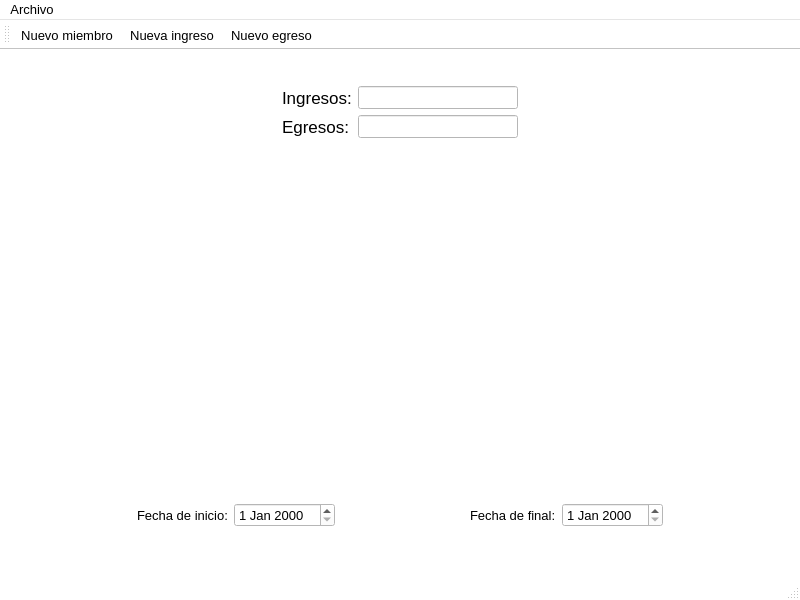
This is pagprincipal.ui in JuanFraDev/ProyectoFinal_POO as Qt 5 draws it before an edit. The edited form follows.
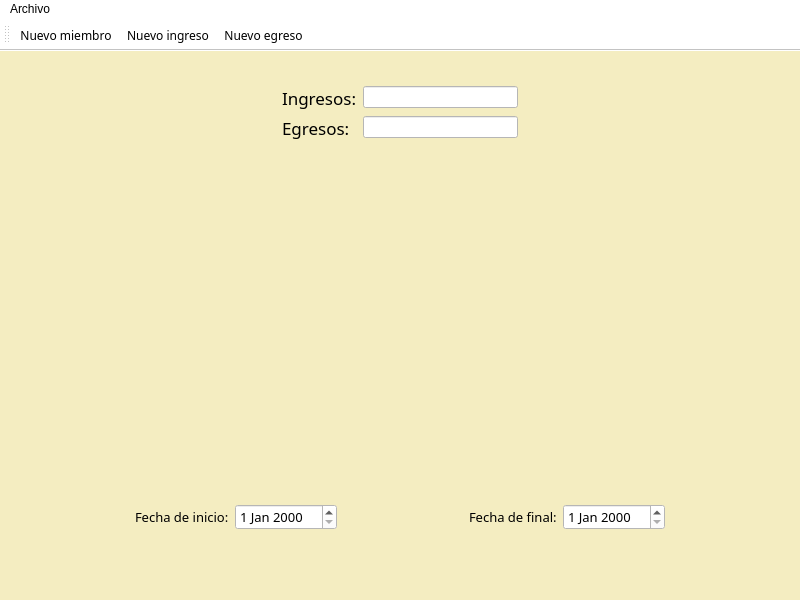
This is the edited form.

The edit to the form file:
```diff
--- a/pagprincipal.ui
+++ b/pagprincipal.ui
@@ -13,439 +13,88 @@
   <property name="palette">
    <palette>
     <active>
-     <colorrole role="WindowText">
-      <brush brushstyle="SolidPattern">
-       <color alpha="255">
-        <red>0</red>
-        <green>0</green>
-        <blue>0</blue>
-       </color>
-      </brush>
-     </colorrole>
      <colorrole role="Button">
       <brush brushstyle="SolidPattern">
        <color alpha="255">
-        <red>255</red>
-        <green>255</green>
-        <blue>255</blue>
-       </color>
-      </brush>
-     </colorrole>
-     <colorrole role="Light">
-      <brush brushstyle="SolidPattern">
-       <color alpha="255">
-        <red>255</red>
-        <green>255</green>
-        <blue>255</blue>
-       </color>
-      </brush>
-     </colorrole>
-     <colorrole role="Midlight">
-      <brush brushstyle="SolidPattern">
-       <color alpha="255">
-        <red>255</red>
-        <green>255</green>
-        <blue>255</blue>
-       </color>
-      </brush>
-     </colorrole>
-     <colorrole role="Dark">
-      <brush brushstyle="SolidPattern">
-       <color alpha="255">
-        <red>127</red>
-        <green>127</green>
-        <blue>127</blue>
-       </color>
-      </brush>
-     </colorrole>
-     <colorrole role="Mid">
-      <brush brushstyle="SolidPattern">
-       <color alpha="255">
-        <red>170</red>
-        <green>170</green>
-        <blue>170</blue>
-       </color>
-      </brush>
-     </colorrole>
-     <colorrole role="Text">
-      <brush brushstyle="SolidPattern">
-       <color alpha="255">
-        <red>0</red>
-        <green>0</green>
-        <blue>0</blue>
-       </color>
-      </brush>
-     </colorrole>
-     <colorrole role="BrightText">
-      <brush brushstyle="SolidPattern">
-       <color alpha="255">
-        <red>255</red>
-        <green>255</green>
-        <blue>255</blue>
-       </color>
-      </brush>
-     </colorrole>
-     <colorrole role="ButtonText">
-      <brush brushstyle="SolidPattern">
-       <color alpha="255">
-        <red>0</red>
-        <green>0</green>
-        <blue>0</blue>
+        <red>244</red>
+        <green>237</green>
+        <blue>193</blue>
        </color>
       </brush>
      </colorrole>
      <colorrole role="Base">
       <brush brushstyle="SolidPattern">
        <color alpha="255">
-        <red>255</red>
-        <green>255</green>
-        <blue>255</blue>
+        <red>244</red>
+        <green>237</green>
+        <blue>193</blue>
        </color>
       </brush>
      </colorrole>
      <colorrole role="Window">
       <brush brushstyle="SolidPattern">
        <color alpha="255">
-        <red>255</red>
-        <green>255</green>
-        <blue>255</blue>
-       </color>
-      </brush>
-     </colorrole>
-     <colorrole role="Shadow">
-      <brush brushstyle="SolidPattern">
-       <color alpha="255">
-        <red>0</red>
-        <green>0</green>
-        <blue>0</blue>
-       </color>
-      </brush>
-     </colorrole>
-     <colorrole role="AlternateBase">
-      <brush brushstyle="SolidPattern">
-       <color alpha="255">
-        <red>255</red>
-        <green>255</green>
-        <blue>255</blue>
-       </color>
-      </brush>
-     </colorrole>
-     <colorrole role="ToolTipBase">
-      <brush brushstyle="SolidPattern">
-       <color alpha="255">
-        <red>255</red>
-        <green>255</green>
-        <blue>220</blue>
-       </color>
-      </brush>
-     </colorrole>
-     <colorrole role="ToolTipText">
-      <brush brushstyle="SolidPattern">
-       <color alpha="255">
-        <red>0</red>
-        <green>0</green>
-        <blue>0</blue>
-       </color>
-      </brush>
-     </colorrole>
-     <colorrole role="PlaceholderText">
-      <brush brushstyle="SolidPattern">
-       <color alpha="128">
-        <red>0</red>
-        <green>0</green>
-        <blue>0</blue>
+        <red>244</red>
+        <green>237</green>
+        <blue>193</blue>
        </color>
       </brush>
      </colorrole>
     </active>
     <inactive>
-     <colorrole role="WindowText">
-      <brush brushstyle="SolidPattern">
-       <color alpha="255">
-        <red>0</red>
-        <green>0</green>
-        <blue>0</blue>
-       </color>
-      </brush>
-     </colorrole>
      <colorrole role="Button">
       <brush brushstyle="SolidPattern">
        <color alpha="255">
-        <red>255</red>
-        <green>255</green>
-        <blue>255</blue>
-       </color>
-      </brush>
-     </colorrole>
-     <colorrole role="Light">
-      <brush brushstyle="SolidPattern">
-       <color alpha="255">
-        <red>255</red>
-        <green>255</green>
-        <blue>255</blue>
-       </color>
-      </brush>
-     </colorrole>
-     <colorrole role="Midlight">
-      <brush brushstyle="SolidPattern">
-       <color alpha="255">
-        <red>255</red>
-        <green>255</green>
-        <blue>255</blue>
-       </color>
-      </brush>
-     </colorrole>
-     <colorrole role="Dark">
-      <brush brushstyle="SolidPattern">
-       <color alpha="255">
-        <red>127</red>
-        <green>127</green>
-        <blue>127</blue>
-       </color>
-      </brush>
-     </colorrole>
-     <colorrole role="Mid">
-      <brush brushstyle="SolidPattern">
-       <color alpha="255">
-        <red>170</red>
-        <green>170</green>
-        <blue>170</blue>
-       </color>
-      </brush>
-     </colorrole>
-     <colorrole role="Text">
-      <brush brushstyle="SolidPattern">
-       <color alpha="255">
-        <red>0</red>
-        <green>0</green>
-        <blue>0</blue>
-       </color>
-      </brush>
-     </colorrole>
-     <colorrole role="BrightText">
-      <brush brushstyle="SolidPattern">
-       <color alpha="255">
-        <red>255</red>
-        <green>255</green>
-        <blue>255</blue>
-       </color>
-      </brush>
-     </colorrole>
-     <colorrole role="ButtonText">
-      <brush brushstyle="SolidPattern">
-       <color alpha="255">
-        <red>0</red>
-        <green>0</green>
-        <blue>0</blue>
+        <red>244</red>
+        <green>237</green>
+        <blue>193</blue>
        </color>
       </brush>
      </colorrole>
      <colorrole role="Base">
       <brush brushstyle="SolidPattern">
        <color alpha="255">
-        <red>255</red>
-        <green>255</green>
-        <blue>255</blue>
+        <red>244</red>
+        <green>237</green>
+        <blue>193</blue>
        </color>
       </brush>
      </colorrole>
      <colorrole role="Window">
       <brush brushstyle="SolidPattern">
        <color alpha="255">
-        <red>255</red>
-        <green>255</green>
-        <blue>255</blue>
-       </color>
-      </brush>
-     </colorrole>
-     <colorrole role="Shadow">
-      <brush brushstyle="SolidPattern">
-       <color alpha="255">
-        <red>0</red>
-        <green>0</green>
-        <blue>0</blue>
-       </color>
-      </brush>
-     </colorrole>
-     <colorrole role="AlternateBase">
-      <brush brushstyle="SolidPattern">
-       <color alpha="255">
-        <red>255</red>
-        <green>255</green>
-        <blue>255</blue>
-       </color>
-      </brush>
-     </colorrole>
-     <colorrole role="ToolTipBase">
-      <brush brushstyle="SolidPattern">
-       <color alpha="255">
-        <red>255</red>
-        <green>255</green>
-        <blue>220</blue>
-       </color>
-      </brush>
-     </colorrole>
-     <colorrole role="ToolTipText">
-      <brush brushstyle="SolidPattern">
-       <color alpha="255">
-        <red>0</red>
-        <green>0</green>
-        <blue>0</blue>
-       </color>
-      </brush>
-     </colorrole>
-     <colorrole role="PlaceholderText">
-      <brush brushstyle="SolidPattern">
-       <color alpha="128">
-        <red>0</red>
-        <green>0</green>
-        <blue>0</blue>
+        <red>244</red>
+        <green>237</green>
+        <blue>193</blue>
        </color>
       </brush>
      </colorrole>
     </inactive>
     <disabled>
-     <colorrole role="WindowText">
-      <brush brushstyle="SolidPattern">
-       <color alpha="255">
-        <red>127</red>
-        <green>127</green>
-        <blue>127</blue>
-       </color>
-      </brush>
-     </colorrole>
      <colorrole role="Button">
       <brush brushstyle="SolidPattern">
        <color alpha="255">
-        <red>255</red>
-        <green>255</green>
-        <blue>255</blue>
-       </color>
-      </brush>
-     </colorrole>
-     <colorrole role="Light">
-      <brush brushstyle="SolidPattern">
-       <color alpha="255">
-        <red>255</red>
-        <green>255</green>
-        <blue>255</blue>
-       </color>
-      </brush>
-     </colorrole>
-     <colorrole role="Midlight">
-      <brush brushstyle="SolidPattern">
-       <color alpha="255">
-        <red>255</red>
-        <green>255</green>
-        <blue>255</blue>
-       </color>
-      </brush>
-     </colorrole>
-     <colorrole role="Dark">
-      <brush brushstyle="SolidPattern">
-       <color alpha="255">
-        <red>127</red>
-        <green>127</green>
-        <blue>127</blue>
-       </color>
-      </brush>
-     </colorrole>
-     <colorrole role="Mid">
-      <brush brushstyle="SolidPattern">
-       <color alpha="255">
-        <red>170</red>
-        <green>170</green>
-        <blue>170</blue>
-       </color>
-      </brush>
-     </colorrole>
-     <colorrole role="Text">
-      <brush brushstyle="SolidPattern">
-       <color alpha="255">
-        <red>127</red>
-        <green>127</green>
-        <blue>127</blue>
-       </color>
-      </brush>
-     </colorrole>
-     <colorrole role="BrightText">
-      <brush brushstyle="SolidPattern">
-       <color alpha="255">
-        <red>255</red>
-        <green>255</green>
-        <blue>255</blue>
-       </color>
-      </brush>
-     </colorrole>
-     <colorrole role="ButtonText">
-      <brush brushstyle="SolidPattern">
-       <color alpha="255">
-        <red>127</red>
-        <green>127</green>
-        <blue>127</blue>
+        <red>244</red>
+        <green>237</green>
+        <blue>193</blue>
        </color>
       </brush>
      </colorrole>
      <colorrole role="Base">
       <brush brushstyle="SolidPattern">
        <color alpha="255">
-        <red>255</red>
-        <green>255</green>
-        <blue>255</blue>
+        <red>244</red>
+        <green>237</green>
+        <blue>193</blue>
        </color>
       </brush>
      </colorrole>
      <colorrole role="Window">
       <brush brushstyle="SolidPattern">
        <color alpha="255">
-        <red>255</red>
-        <green>255</green>
-        <blue>255</blue>
-       </color>
-      </brush>
-     </colorrole>
-     <colorrole role="Shadow">
-      <brush brushstyle="SolidPattern">
-       <color alpha="255">
-        <red>0</red>
-        <green>0</green>
-        <blue>0</blue>
-       </color>
-      </brush>
-     </colorrole>
-     <colorrole role="AlternateBase">
-      <brush brushstyle="SolidPattern">
-       <color alpha="255">
-        <red>255</red>
-        <green>255</green>
-        <blue>255</blue>
-       </color>
-      </brush>
-     </colorrole>
-     <colorrole role="ToolTipBase">
-      <brush brushstyle="SolidPattern">
-       <color alpha="255">
-        <red>255</red>
-        <green>255</green>
-        <blue>220</blue>
-       </color>
-      </brush>
-     </colorrole>
-     <colorrole role="ToolTipText">
-      <brush brushstyle="SolidPattern">
-       <color alpha="255">
-        <red>0</red>
-        <green>0</green>
-        <blue>0</blue>
-       </color>
-      </brush>
-     </colorrole>
-     <colorrole role="PlaceholderText">
-      <brush brushstyle="SolidPattern">
-       <color alpha="128">
-        <red>0</red>
-        <green>0</green>
-        <blue>0</blue>
+        <red>244</red>
+        <green>237</green>
+        <blue>193</blue>
        </color>
       </brush>
      </colorrole>
@@ -460,6 +109,9 @@
   <property name="windowTitle">
    <string>MainWindow</string>
   </property>
+  <property name="styleSheet">
+   <string notr="true">background-color: rgb(244, 237, 193);</string>
+  </property>
   <widget class="QWidget" name="centralwidget">
    <layout class="QVBoxLayout" name="verticalLayout">
     <item>
@@ -498,6 +150,7 @@
            <widget class="QLabel" name="label">
             <property name="font">
              <font>
+              <family>Lucida Bright</family>
               <pointsize>13</pointsize>
              </font>
             </property>
@@ -507,12 +160,18 @@
            </widget>
           </item>
           <item row="0" column="1">
-           <widget class="QLineEdit" name="lineEdit"/>
+           <widget class="QLineEdit" name="lineEdit">
+            <property name="styleSheet">
+             <string notr="true">background-color: rgb(255, 255, 255);
+</string>
+            </property>
+           </widget>
           </item>
           <item row="1" column="0">
            <widget class="QLabel" name="label_2">
             <property name="font">
              <font>
+              <family>Lucida Bright</family>
               <pointsize>13</pointsize>
              </font>
             </property>
@@ -522,7 +181,11 @@
            </widget>
           </item>
           <item row="1" column="1">
-           <widget class="QLineEdit" name="lineEdit_2"/>
+           <widget class="QLineEdit" name="lineEdit_2">
+            <property name="styleSheet">
+             <string notr="true">background-color: rgb(255, 255, 255);</string>
+            </property>
+           </widget>
           </item>
          </layout>
         </widget>
@@ -608,6 +271,7 @@
            <widget class="QLabel" name="label_3">
             <property name="font">
              <font>
+              <family>Lucida Bright</family>
               <pointsize>10</pointsize>
              </font>
             </property>
@@ -617,7 +281,17 @@
            </widget>
           </item>
           <item row="0" column="1">
-           <widget class="QDateEdit" name="inDateInicio"/>
+           <widget class="QDateEdit" name="inDateInicio">
+            <property name="font">
+             <font>
+              <family>Lucida Bright</family>
+              <pointsize>10</pointsize>
+             </font>
+            </property>
+            <property name="styleSheet">
+             <string notr="true">background-color: rgb(255, 255, 255);</string>
+            </property>
+           </widget>
           </item>
          </layout>
         </widget>
@@ -642,6 +316,7 @@
            <widget class="QLabel" name="label_4">
             <property name="font">
              <font>
+              <family>Lucida Bright</family>
               <pointsize>10</pointsize>
              </font>
             </property>
@@ -651,7 +326,17 @@
            </widget>
           </item>
           <item row="0" column="1">
-           <widget class="QDateEdit" name="inDateFinal"/>
+           <widget class="QDateEdit" name="inDateFinal">
+            <property name="font">
+             <font>
+              <family>Lucida Bright</family>
+              <pointsize>10</pointsize>
+             </font>
+            </property>
+            <property name="styleSheet">
+             <string notr="true">background-color: rgb(255, 255, 255);</string>
+            </property>
+           </widget>
           </item>
          </layout>
         </widget>
@@ -693,14 +378,22 @@
      <x>0</x>
      <y>0</y>
      <width>800</width>
-     <height>23</height>
+     <height>17</height>
     </rect>
    </property>
+   <property name="styleSheet">
+    <string notr="true">background-color: rgb(255, 255, 255);</string>
+   </property>
    <widget class="QMenu" name="menuArchivo">
     <property name="title">
      <string>Archivo</string>
     </property>
     <widget class="QMenu" name="menuConfiguraci_n">
+     <property name="font">
+      <font>
+       <family>Lucida Bright</family>
+      </font>
+     </property>
      <property name="title">
       <string>Configuración</string>
      </property>
@@ -719,6 +412,9 @@
    <property name="windowTitle">
     <string>toolBar</string>
    </property>
+   <property name="styleSheet">
+    <string notr="true">background-color: rgb(255, 255, 255);</string>
+   </property>
    <attribute name="toolBarArea">
     <enum>TopToolBarArea</enum>
    </attribute>
@@ -726,13 +422,18 @@
     <bool>false</bool>
    </attribute>
    <addaction name="actionNuevo_miembro"/>
-   <addaction name="actionNueva_ingreso"/>
+   <addaction name="actionNuevo_ingreso"/>
    <addaction name="actionNuevo_egreso"/>
   </widget>
   <action name="actionNueva_categoria">
    <property name="text">
     <string>&amp;Salir</string>
    </property>
+   <property name="font">
+    <font>
+     <family>Lucida Bright</family>
+    </font>
+   </property>
    <property name="shortcut">
     <string>Ctrl+S</string>
    </property>
@@ -741,6 +442,11 @@
    <property name="text">
     <string>&amp;Guardar</string>
    </property>
+   <property name="font">
+    <font>
+     <family>Lucida Bright</family>
+    </font>
+   </property>
    <property name="shortcut">
     <string>Ctrl+G</string>
    </property>
@@ -749,13 +455,26 @@
    <property name="text">
     <string>Nuevo &amp;miembro</string>
    </property>
+   <property name="font">
+    <font>
+     <family>Lucida Bright</family>
+    </font>
+   </property>
    <property name="shortcut">
     <string>Ctrl+M</string>
    </property>
   </action>
-  <action name="actionNueva_ingreso">
+  <action name="actionNuevo_ingreso">
    <property name="text">
-    <string>Nueva &amp;ingreso</string>
+    <string>Nuevo &amp;ingreso</string>
+   </property>
+   <property name="toolTip">
+    <string>Nuevo ingreso</string>
+   </property>
+   <property name="font">
+    <font>
+     <family>Lucida Bright</family>
+    </font>
    </property>
    <property name="shortcut">
     <string>Alt+I</string>
@@ -765,6 +484,11 @@
    <property name="text">
     <string>Nuevo &amp;egreso</string>
    </property>
+   <property name="font">
+    <font>
+     <family>Lucida Bright</family>
+    </font>
+   </property>
    <property name="shortcut">
     <string>Ctrl+E</string>
    </property>
@@ -773,6 +497,11 @@
    <property name="text">
     <string>&amp;Perfil</string>
    </property>
+   <property name="font">
+    <font>
+     <family>Lucida Bright</family>
+    </font>
+   </property>
    <property name="shortcut">
     <string>Ctrl+P</string>
    </property>
@@ -784,6 +513,11 @@
    <property name="toolTip">
     <string>Idioma</string>
    </property>
+   <property name="font">
+    <font>
+     <family>Lucida Bright</family>
+    </font>
+   </property>
    <property name="shortcut">
     <string>Ctrl+I</string>
    </property>
```
